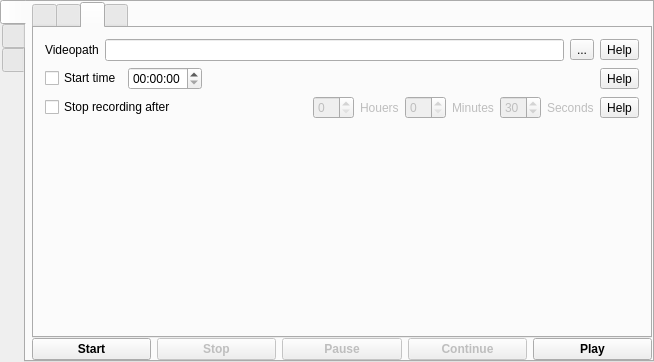
The window that mainwindow.ui (vkohaupt/vokoscreenNG) describes before a commit, drawn with Qt 5.
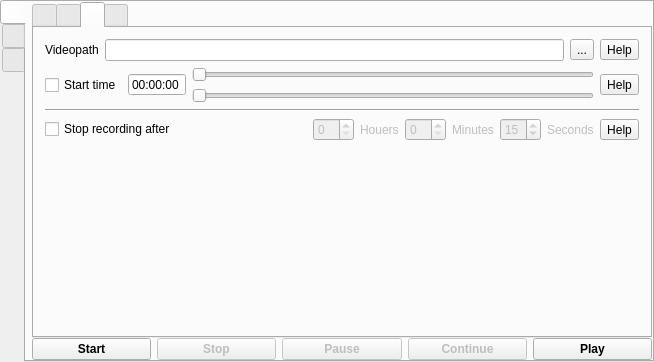
The same window after the commit. The open tabs and pages were chosen to show the change. Icons and pictures are not drawn.

Commit message: Start time

Patch:
```diff
--- a/mainwindow.ui
+++ b/mainwindow.ui
@@ -536,20 +536,49 @@
                 <property name="enabled">
                  <bool>true</bool>
                 </property>
+                <property name="alignment">
+                 <set>Qt::AlignRight|Qt::AlignTrailing|Qt::AlignVCenter</set>
+                </property>
+                <property name="readOnly">
+                 <bool>true</bool>
+                </property>
+                <property name="buttonSymbols">
+                 <enum>QAbstractSpinBox::NoButtons</enum>
+                </property>
                </widget>
               </item>
               <item>
-               <spacer name="horizontalSpacer_5">
-                <property name="orientation">
-                 <enum>Qt::Horizontal</enum>
-                </property>
-                <property name="sizeHint" stdset="0">
-                 <size>
-                  <width>40</width>
-                  <height>20</height>
-                 </size>
-                </property>
-               </spacer>
+               <layout class="QVBoxLayout" name="verticalLayout_14">
+                <item>
+                 <widget class="QSlider" name="SliderHouer">
+                  <property name="maximum">
+                   <number>23</number>
+                  </property>
+                  <property name="orientation">
+                   <enum>Qt::Horizontal</enum>
+                  </property>
+                  <property name="tickPosition">
+                   <enum>QSlider::NoTicks</enum>
+                  </property>
+                 </widget>
+                </item>
+                <item>
+                 <widget class="QSlider" name="SliderMinute">
+                  <property name="maximum">
+                   <number>59</number>
+                  </property>
+                  <property name="pageStep">
+                   <number>20</number>
+                  </property>
+                  <property name="orientation">
+                   <enum>Qt::Horizontal</enum>
+                  </property>
+                  <property name="tickPosition">
+                   <enum>QSlider::NoTicks</enum>
+                  </property>
+                 </widget>
+                </item>
+               </layout>
               </item>
               <item>
                <widget class="QToolButton" name="toolButtonStartTimeHelp">
@@ -560,6 +589,13 @@
               </item>
              </layout>
             </item>
+            <item>
+             <widget class="Line" name="line">
+              <property name="orientation">
+               <enum>Qt::Horizontal</enum>
+              </property>
+             </widget>
+            </item>
             <item>
              <layout class="QHBoxLayout" name="horizontalLayout_19">
               <item>
@@ -619,7 +655,7 @@
                  <item>
                   <widget class="QSpinBox" name="spinBoxStopRecordingAfterSeconds">
                    <property name="value">
-                    <number>30</number>
+                    <number>15</number>
                    </property>
                   </widget>
                  </item>
```
The commit also changes 2 other files.
